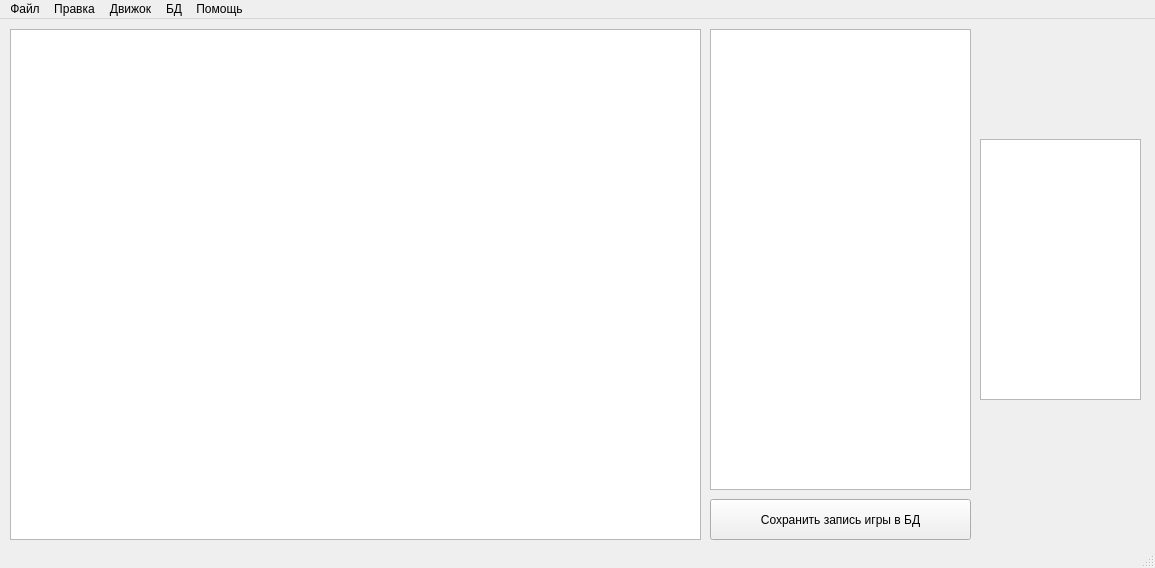
Ol333/gh, file main.ui: the form before one commit.
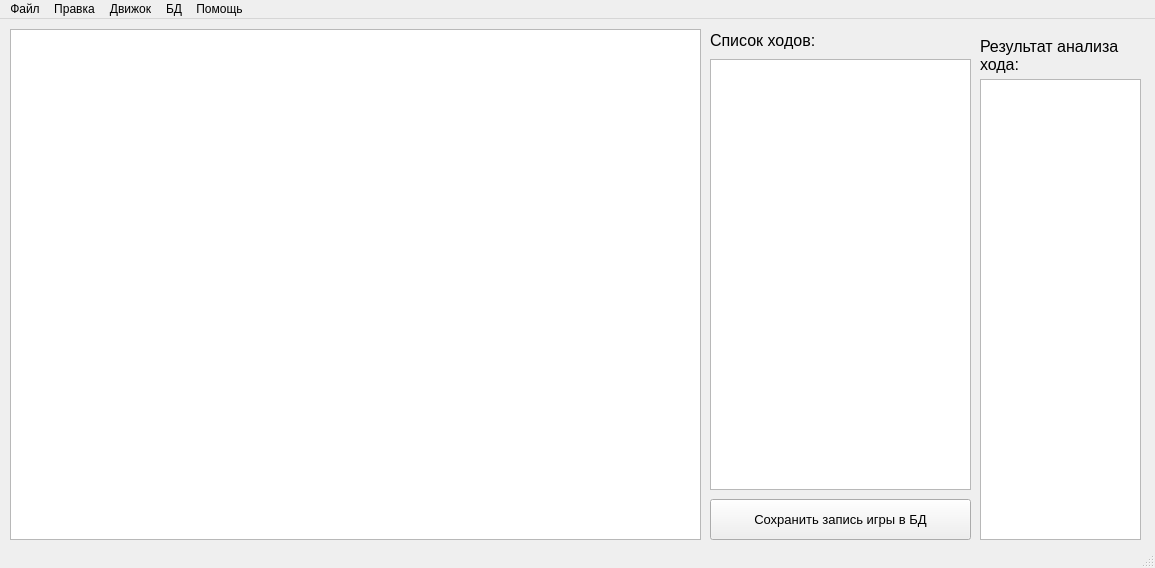
The form after the commit.

```diff
--- a/main.ui
+++ b/main.ui
@@ -23,6 +23,11 @@
       <height>41</height>
      </rect>
     </property>
+    <property name="font">
+     <font>
+      <pointsize>10</pointsize>
+     </font>
+    </property>
     <property name="text">
      <string>Сохранить запись игры в БД</string>
     </property>
@@ -31,9 +36,9 @@
     <property name="geometry">
      <rect>
       <x>710</x>
-      <y>10</y>
+      <y>40</y>
       <width>261</width>
-      <height>461</height>
+      <height>431</height>
      </rect>
     </property>
    </widget>
@@ -51,12 +56,49 @@
     <property name="geometry">
      <rect>
       <x>980</x>
-      <y>120</y>
+      <y>60</y>
       <width>161</width>
-      <height>261</height>
+      <height>461</height>
      </rect>
     </property>
    </widget>
+   <widget class="QLabel" name="label">
+    <property name="geometry">
+     <rect>
+      <x>710</x>
+      <y>11</y>
+      <width>261</width>
+      <height>20</height>
+     </rect>
+    </property>
+    <property name="font">
+     <font>
+      <pointsize>12</pointsize>
+     </font>
+    </property>
+    <property name="text">
+     <string>Список ходов:</string>
+    </property>
+   </widget>
+   <widget class="QLabel" name="label_2">
+    <property name="geometry">
+     <rect>
+      <x>980</x>
+      <y>16</y>
+      <width>161</width>
+      <height>41</height>
+     </rect>
+    </property>
+    <property name="font">
+     <font>
+      <pointsize>12</pointsize>
+     </font>
+    </property>
+    <property name="text">
+     <string>Результат анализа 
+хода:</string>
+    </property>
+   </widget>
   </widget>
   <widget class="QMenuBar" name="menubar">
    <property name="geometry">
```
